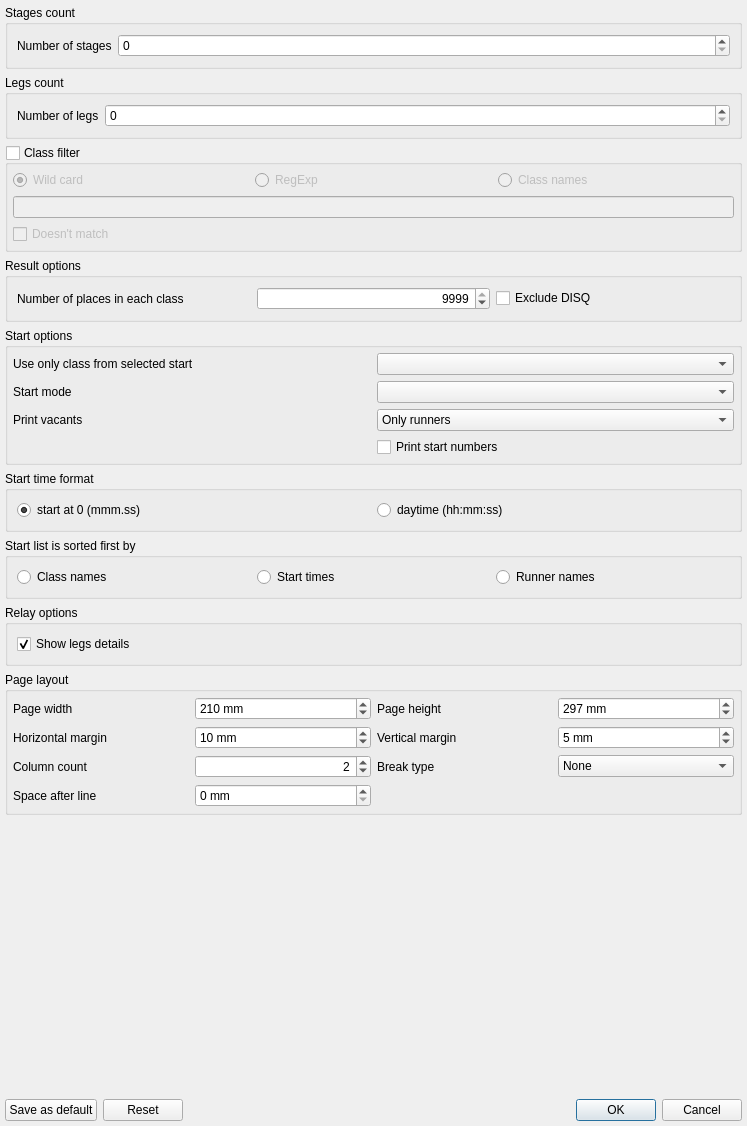
The window that libquickevent/libquickeventgui/src/reportoptionsdialog.ui (Quick-Box/quickevent) describes before a commit, drawn with Qt 5.
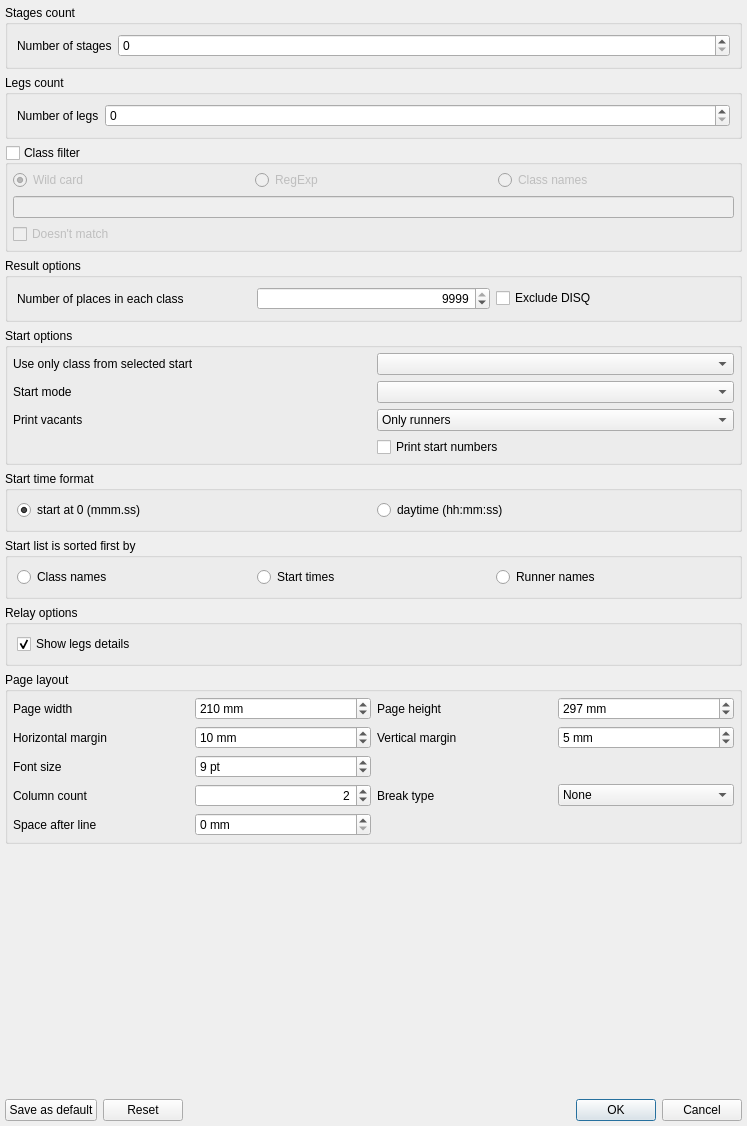
The same window after the commit.

Commit message: feat: enable font size setup for prints, #742

```diff
--- a/libquickevent/libquickeventgui/src/reportoptionsdialog.ui
+++ b/libquickevent/libquickeventgui/src/reportoptionsdialog.ui
@@ -238,6 +238,29 @@
         </item>
        </widget>
       </item>
+      <item row="2" column="0">
+       <widget class="QLabel" name="lblFontSize">
+        <property name="text">
+         <string>Font size</string>
+        </property>
+       </widget>
+      </item>
+      <item row="2" column="1">
+       <widget class="QSpinBox" name="edFontSize">
+        <property name="suffix">
+         <string> pt</string>
+        </property>
+        <property name="minimum">
+         <number>5</number>
+        </property>
+        <property name="maximum">
+         <number>20</number>
+        </property>
+        <property name="value">
+         <number>9</number>
+        </property>
+       </widget>
+      </item>
       <item row="4" column="0">
        <widget class="QLabel" name="lblStartersLineSpacing">
         <property name="text">
```
The commit also changes 22 other files.
